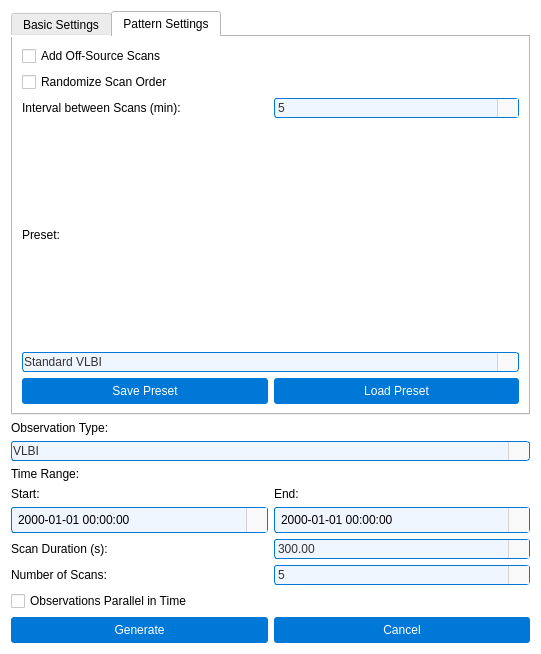
Old version of the form pastrocore/gui_pyside/dialog_generate_observations.ui in the repository Torward1024/pAstroCORE.
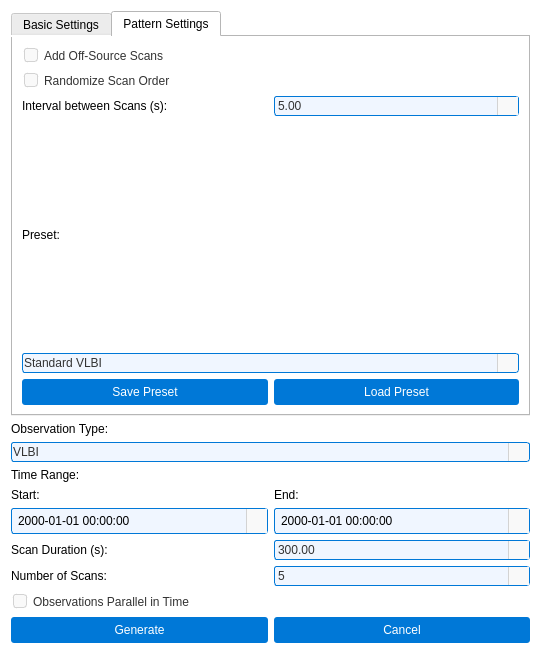
New version of the form. The open tabs and pages were chosen to show the change. Icons and pictures are not drawn.

```diff
--- a/pastrocore/gui_pyside/dialog_generate_observations.ui
+++ b/pastrocore/gui_pyside/dialog_generate_observations.ui
@@ -407,7 +407,83 @@
        <item row="0" column="0">
         <widget class="QCheckBox" name="addOffSourceCheck">
          <property name="styleSheet">
-          <string notr="true"/>
+          <string notr="true">/* Основной стиль QCheckBox */
+QCheckBox {
+    font-family: Arial;
+    font-size: 9pt;
+    color: #333333;
+    spacing: 6px;
+    padding: 2px;
+    outline: none;
+}
+
+QCheckBox::item {
+    padding: 2px;
+}
+
+/* Индикатор чекбокса */
+QCheckBox::indicator {
+    width: 12px;
+    height: 12px;
+    border-radius: 3px;
+    border: 1px solid #d3d3d3;
+    background-color: #f9f9f9;
+}
+
+/* Unchecked состояние */
+QCheckBox::indicator:unchecked {
+    border: 1px solid #d3d3d3;
+    background-color: #f9f9f9;
+    image: none;
+}
+
+QCheckBox::indicator:unchecked:hover {
+    border: 1px solid #1a8cff;
+    background-color: #f0f6ff;
+    image: none;
+}
+
+QCheckBox::indicator:unchecked:focus {
+    border: 1px solid #005bb5;
+    background-color: #f0f6ff;
+    image: none;
+}
+
+/* Checked состояние - БЕЛЫЙ ФОН, стандартная граница */
+QCheckBox::indicator:checked {
+    border: 1px solid #0078d7;
+    background-color: #ffffff; /* Белый фон */
+    image: url(:/icons/check_icon.svg);
+}
+
+QCheckBox::indicator:checked:hover {
+    border: 1px solid #1a8cff; /* Стандартная толщина */
+    background-color: #ffffff; /* Белый фон */
+    image: url(:/icons/check_icon_hover.svg);
+}
+
+QCheckBox::indicator:checked:focus {
+    border: 1px solid #005bb5; /* Стандартная толщина */
+    background-color: #ffffff; /* Белый фон */
+    image: url(:/icons/check_icon.svg);
+}
+
+/* Disabled состояния */
+QCheckBox::indicator:unchecked:disabled {
+    border: 1px solid #e0e0e0;
+    background-color: #f5f5f5;
+    image: none;
+}
+
+QCheckBox::indicator:checked:disabled {
+    border: 1px solid #cccccc;
+    background-color: #f0f0f0; /* Светло-серый фон */
+    image: url(:/icons/check_icon_disabled.svg);
+}
+
+QCheckBox:disabled {
+    color: #999999;
+}</string>
          </property>
          <property name="text">
           <string>Add Off-Source Scans</string>
@@ -420,7 +496,83 @@
        <item row="1" column="0">
         <widget class="QCheckBox" name="randomizeOrderCheck">
          <property name="styleSheet">
-          <string notr="true"/>
+          <string notr="true">/* Основной стиль QCheckBox */
+QCheckBox {
+    font-family: Arial;
+    font-size: 9pt;
+    color: #333333;
+    spacing: 6px;
+    padding: 2px;
+    outline: none;
+}
+
+QCheckBox::item {
+    padding: 2px;
+}
+
+/* Индикатор чекбокса */
+QCheckBox::indicator {
+    width: 12px;
+    height: 12px;
+    border-radius: 3px;
+    border: 1px solid #d3d3d3;
+    background-color: #f9f9f9;
+}
+
+/* Unchecked состояние */
+QCheckBox::indicator:unchecked {
+    border: 1px solid #d3d3d3;
+    background-color: #f9f9f9;
+    image: none;
+}
+
+QCheckBox::indicator:unchecked:hover {
+    border: 1px solid #1a8cff;
+    background-color: #f0f6ff;
+    image: none;
+}
+
+QCheckBox::indicator:unchecked:focus {
+    border: 1px solid #005bb5;
+    background-color: #f0f6ff;
+    image: none;
+}
+
+/* Checked состояние - БЕЛЫЙ ФОН, стандартная граница */
+QCheckBox::indicator:checked {
+    border: 1px solid #0078d7;
+    background-color: #ffffff; /* Белый фон */
+    image: url(:/icons/check_icon.svg);
+}
+
+QCheckBox::indicator:checked:hover {
+    border: 1px solid #1a8cff; /* Стандартная толщина */
+    background-color: #ffffff; /* Белый фон */
+    image: url(:/icons/check_icon_hover.svg);
+}
+
+QCheckBox::indicator:checked:focus {
+    border: 1px solid #005bb5; /* Стандартная толщина */
+    background-color: #ffffff; /* Белый фон */
+    image: url(:/icons/check_icon.svg);
+}
+
+/* Disabled состояния */
+QCheckBox::indicator:unchecked:disabled {
+    border: 1px solid #e0e0e0;
+    background-color: #f5f5f5;
+    image: none;
+}
+
+QCheckBox::indicator:checked:disabled {
+    border: 1px solid #cccccc;
+    background-color: #f0f0f0; /* Светло-серый фон */
+    image: url(:/icons/check_icon_disabled.svg);
+}
+
+QCheckBox:disabled {
+    color: #999999;
+}</string>
          </property>
          <property name="text">
           <string>Randomize Scan Order</string>
@@ -435,59 +587,55 @@
          <item>
           <widget class="QLabel" name="labelInterval">
            <property name="text">
-            <string>Interval between Scans (min):</string>
+            <string>Interval between Scans (s):</string>
            </property>
           </widget>
          </item>
          <item>
-          <widget class="QSpinBox" name="intervalSpinBox">
+          <widget class="QDoubleSpinBox" name="intervalSpinBox">
            <property name="styleSheet">
-            <string notr="true">
-             QSpinBox {
-              font-family: Arial;
-              font-size: 9pt;
-              color: #333333;
-              padding: 1px;
-              padding-right: 20px;
-              border-radius: 3px;
-              background-color: #f0f6ff;
-              border: 1px solid #0078d7;
-             }
-             QSpinBox:hover {
-              border: 1px solid #1a8cff;
-             }
-             QSpinBox:focus {
-              border: 1px solid #005bb5;
-              background-color: #ffffff;
-             }
-             QSpinBox::up-button, QSpinBox::down-button {
-              width: 20px;
-              border-left: 1px solid #d3d3d3;
-              background-color: #f9f9f9;
-             }
-             QSpinBox::up-button:hover, QSpinBox::down-button:hover {
-              background-color: #0078d7;
-             }
-             QSpinBox::up-arrow {
-              width: 12px;
-              height: 12px;
-              image: url(:/icons/up_arrow_icon.svg);
-             }
-             QSpinBox::down-arrow {
-              width: 12px;
-              height: 12px;
-              image: url(:/icons/down_arrow_icon.svg);
-             }
-            </string>
-           </property>
-           <property name="minimum">
-            <number>0</number>
+            <string notr="true">         QDoubleSpinBox {
+          font-family: Arial;
+          font-size: 9pt;
+          color: #333333;
+          padding: 1px;
+          padding-right: 20px;
+          border-radius: 3px;
+          background-color: #f0f6ff;
+          border: 1px solid #0078d7;
+         }
+         QDoubleSpinBox:hover {
+          border: 1px solid #1a8cff;
+         }
+         QDoubleSpinBox:focus {
+          border: 1px solid #005bb5;
+          background-color: #ffffff;
+         }
+         QDoubleSpinBox::up-button, QDoubleSpinBox::down-button {
+          width: 20px;
+          border-left: 1px solid #d3d3d3;
+          background-color: #f9f9f9;
+         }
+         QDoubleSpinBox::up-button:hover, QDoubleSpinBox::down-button:hover {
+          background-color: #0078d7;
+         }
+         QDoubleSpinBox::up-arrow {
+          width: 12px;
+          height: 12px;
+          image: url(:/icons/up_arrow_icon.svg);
+         }
+         QDoubleSpinBox::down-arrow {
+          width: 12px;
+          height: 12px;
+          image: url(:/icons/down_arrow_icon.svg);
+         }
+        </string>
            </property>
            <property name="maximum">
-            <number>60</number>
+            <double>100000000000.000000000000000</double>
            </property>
            <property name="value">
-            <number>5</number>
+            <double>5.000000000000000</double>
            </property>
           </widget>
          </item>
@@ -983,6 +1131,85 @@
    </item>
    <item>
     <widget class="QCheckBox" name="chkParallel">
+     <property name="styleSheet">
+      <string notr="true">/* Основной стиль QCheckBox */
+QCheckBox {
+    font-family: Arial;
+    font-size: 9pt;
+    color: #333333;
+    spacing: 6px;
+    padding: 2px;
+    outline: none;
+}
+
+QCheckBox::item {
+    padding: 2px;
+}
+
+/* Индикатор чекбокса */
+QCheckBox::indicator {
+    width: 12px;
+    height: 12px;
+    border-radius: 3px;
+    border: 1px solid #d3d3d3;
+    background-color: #f9f9f9;
+}
+
+/* Unchecked состояние */
+QCheckBox::indicator:unchecked {
+    border: 1px solid #d3d3d3;
+    background-color: #f9f9f9;
+    image: none;
+}
+
+QCheckBox::indicator:unchecked:hover {
+    border: 1px solid #1a8cff;
+    background-color: #f0f6ff;
+    image: none;
+}
+
+QCheckBox::indicator:unchecked:focus {
+    border: 1px solid #005bb5;
+    background-color: #f0f6ff;
+    image: none;
+}
+
+/* Checked состояние - БЕЛЫЙ ФОН, стандартная граница */
+QCheckBox::indicator:checked {
+    border: 1px solid #0078d7;
+    background-color: #ffffff; /* Белый фон */
+    image: url(:/icons/check_icon.svg);
+}
+
+QCheckBox::indicator:checked:hover {
+    border: 1px solid #1a8cff; /* Стандартная толщина */
+    background-color: #ffffff; /* Белый фон */
+    image: url(:/icons/check_icon_hover.svg);
+}
+
+QCheckBox::indicator:checked:focus {
+    border: 1px solid #005bb5; /* Стандартная толщина */
+    background-color: #ffffff; /* Белый фон */
+    image: url(:/icons/check_icon.svg);
+}
+
+/* Disabled состояния */
+QCheckBox::indicator:unchecked:disabled {
+    border: 1px solid #e0e0e0;
+    background-color: #f5f5f5;
+    image: none;
+}
+
+QCheckBox::indicator:checked:disabled {
+    border: 1px solid #cccccc;
+    background-color: #f0f0f0; /* Светло-серый фон */
+    image: url(:/icons/check_icon_disabled.svg);
+}
+
+QCheckBox:disabled {
+    color: #999999;
+}</string>
+     </property>
      <property name="text">
       <string>Observations Parallel in Time</string>
      </property>
```
